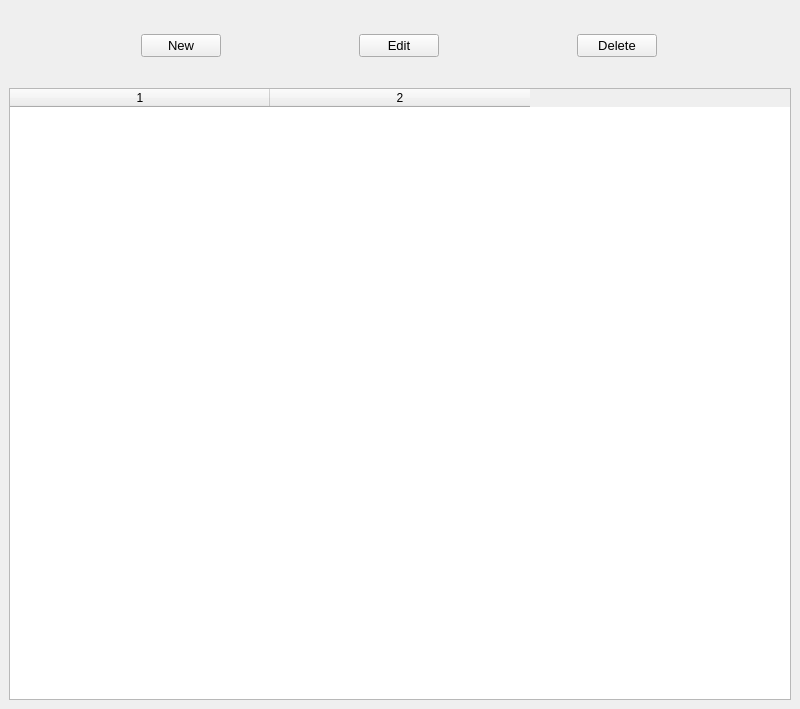
Before: the Qt Designer form uis/humans.ui in nocrater/shelter_oop, drawn with Qt 5.
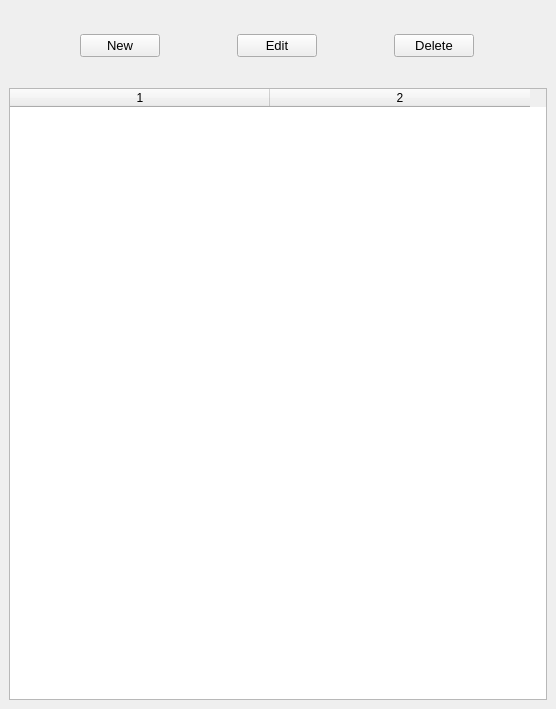
After: the same form once the commit is applied.

```diff
--- a/uis/humans.ui
+++ b/uis/humans.ui
@@ -6,7 +6,7 @@
    <rect>
     <x>0</x>
     <y>0</y>
-    <width>800</width>
+    <width>556</width>
     <height>709</height>
    </rect>
   </property>
```
